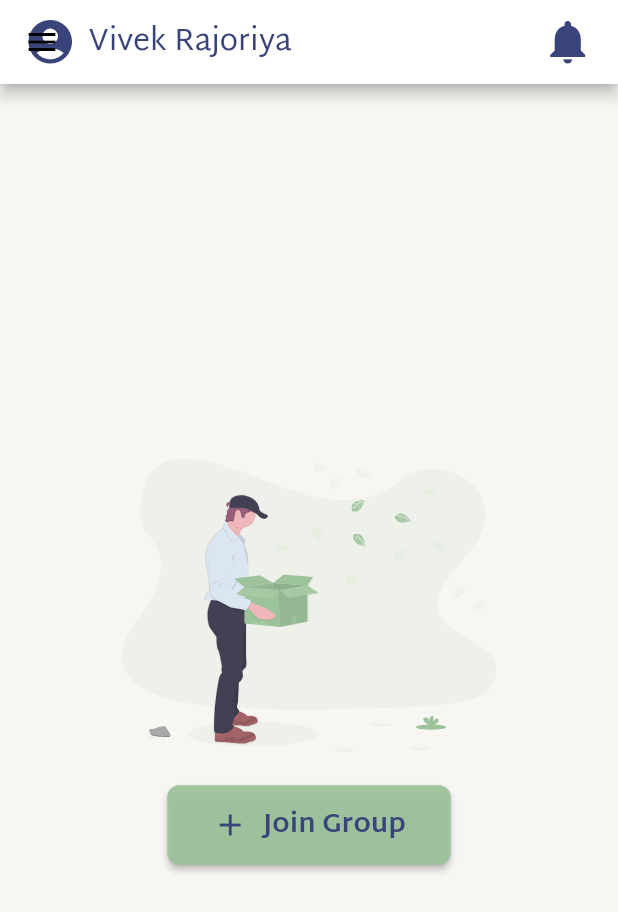
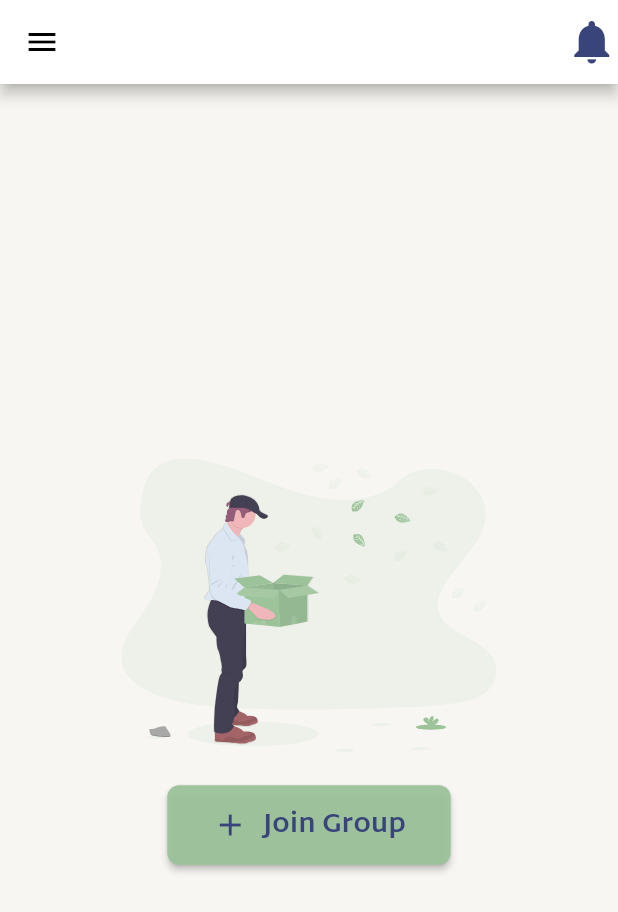
Before and after one commit to sanju-developer/Day2Day, a Flutter app: the screen it shows after launch, on a phone screen of 412 x 824 dp. Shown: the top 912 px of the screen. Run offline on Flutter 3.47's test engine with Material 2 defaults, Android fonts, the phone set to English and light mode, and no system bars; our stand-ins replace flutter_svg.

Commit message:
Remove title from AppBar

```diff
--- a/lib/screens/Groups/Components/GroupPageTopbar/GroupPageTopbar.dart
+++ b/lib/screens/Groups/Components/GroupPageTopbar/GroupPageTopbar.dart
@@ -7,44 +7,13 @@ class GroupPageTopbar extends StatelessWidget implements PreferredSizeWidget {
   Widget build(BuildContext context) {
     return AppBar(
       backgroundColor: Colors.white,
-        title: Container(
-          child: Row(
-            mainAxisAlignment: MainAxisAlignment.spaceBetween,
-            children: <Widget>[
-              Row(
-                mainAxisAlignment: MainAxisAlignment.start,
-                children: <Widget>[
-                  Column(
-                    children: <Widget>[
-                      Icon(
-                        Icons.account_circle,
-                        size: 35.0,
-                        color: Theme.of(context).primaryColor,
-                      ),
-                    ],
-                  ),
-                  Column(
-                    children: <Widget>[
-                      Container(
-                        padding: EdgeInsets.only(left: 8.0),
-                        child: Text('Vivek Rajoriya',
-                            style: Theme.of(context).textTheme.title),
-                      )
-                    ],
-                  ),
-                ],
-              ),
-              Column(
-                children: <Widget>[
+      actions: <Widget>[
         Icon(
           Icons.notifications,
           size: 35.0,
           color: Theme.of(context).primaryColor,
         ),
       ],
-              )
-            ],
-          ),
-        ));
+    );
   }
 }
```
Lines whose indentation alone changed are shown as unchanged.
